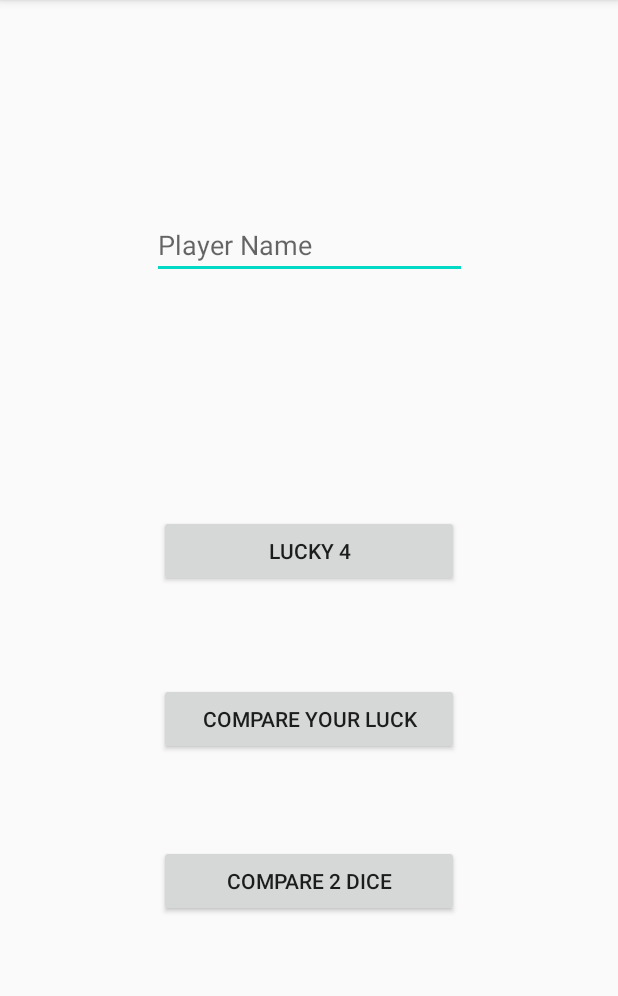
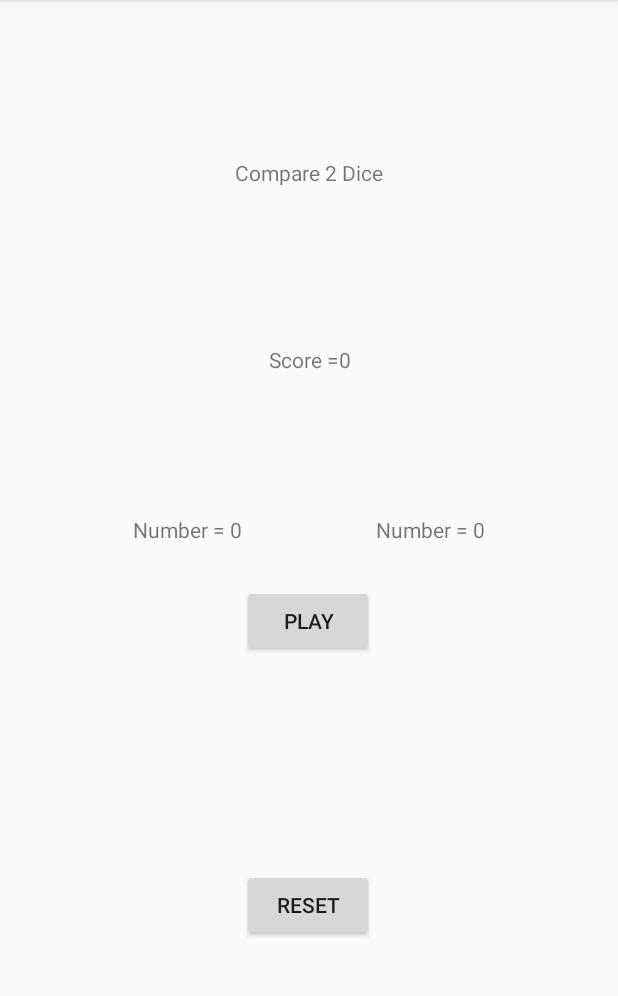
Before and after one commit to Sumit-Heliwal/FirstKortlin30days, an Android app: the NameInputList screen opened directly, with no data from a screen before it, after a tap on "COMPARE 2 DICE", on a phone screen of 412 x 824 dp, the part 84-1080 px from its top. Run offline under Robolectric (Android 15) with nearby library versions, the phone set to English and light mode, and no system bars.

Commit message:
Completed till Compare 2 dice

```diff
--- a/app/src/main/AndroidManifest.xml
+++ b/app/src/main/AndroidManifest.xml
@@ -9,7 +9,8 @@
         android:roundIcon="@mipmap/ic_launcher_round"
         android:supportsRtl="true"
         android:theme="@style/AppTheme">
-        <activity android:name=".CompareLuck"></activity>
+        <activity android:name=".Compare2Dice"></activity>
+        <activity android:name=".CompareLuck" />
         <activity android:name=".Lucky4" />
         <activity android:name=".NameInputList" />
         <activity android:name=".MainActivity">
--- /dev/null
+++ b/app/src/main/java/com/example/firstkortlin30days/Compare2Dice.kt
@@ -0,0 +1,50 @@
+package com.example.firstkortlin30days
+
+import android.annotation.SuppressLint
+import androidx.appcompat.app.AppCompatActivity
+import android.os.Bundle
+import android.widget.Button
+import android.widget.TextView
+
+class Compare2Dice : AppCompatActivity() {
+    @SuppressLint("SetTextI18n")
+    override fun onCreate(savedInstanceState: Bundle?) {
+        super.onCreate(savedInstanceState)
+        setContentView(R.layout.activity_compare2_dice)
+
+        val players =findViewById<TextView>(R.id.name)
+        val score =findViewById<TextView>(R.id.score)
+        val output2 =findViewById<TextView>(R.id.dice1)
+        val output1 =findViewById<TextView>(R.id.dice2)
+        val play =findViewById<Button>(R.id.play)
+        val reset =findViewById<Button>(R.id.reset)
+
+        var scoreis = 0
+        var outputd1 = 0
+        var outputd2 = 0
+
+        val playname = intent.getStringExtra("name")
+        players.text = playname
+        output1.text = "Number = $outputd1"
+        output2.text = "Number = $outputd2"
+        score.text = "Score =$scoreis"
+
+
+        reset.setOnClickListener{
+            scoreis = 0
+            score.text = "Score =$scoreis"
+        }
+
+        play.setOnClickListener {
+            outputd1 = RollDice()
+            outputd2 = RollDice()
+            output1.text = "Number = $outputd1"
+            output2.text = "Number = $outputd2"
+            if (outputd1 == outputd2){
+                scoreis++
+            }
+            score.text = "Score =$scoreis"
+        }
+
+    }
+}
--- a/app/src/main/java/com/example/firstkortlin30days/NameInputList.kt
+++ b/app/src/main/java/com/example/firstkortlin30days/NameInputList.kt
@@ -33,7 +33,7 @@ class NameInputList : AppCompatActivity() {
 
         }
         twodice.setOnClickListener {
-            val intent = Intent( this , NameInputList::class.java)
+            val intent = Intent( this , Compare2Dice::class.java)
             intent.putExtra( "name" , players.text.toString())
             startActivity(intent)
 
--- /dev/null
+++ b/app/src/main/res/layout/activity_compare2_dice.xml
@@ -0,0 +1,84 @@
+<?xml version="1.0" encoding="utf-8"?>
+<androidx.constraintlayout.widget.ConstraintLayout xmlns:android="http://schemas.android.com/apk/res/android"
+    xmlns:app="http://schemas.android.com/apk/res-auto"
+    xmlns:tools="http://schemas.android.com/tools"
+    android:layout_width="match_parent"
+    android:layout_height="match_parent"
+    tools:context=".Compare2Dice">
+
+    <TextView
+        android:id="@+id/Compare"
+        android:layout_width="wrap_content"
+        android:layout_height="wrap_content"
+        android:text="@string/compare_2_dice"
+        app:layout_constraintBottom_toTopOf="@+id/score"
+        app:layout_constraintEnd_toEndOf="parent"
+        app:layout_constraintStart_toStartOf="parent"
+        app:layout_constraintTop_toTopOf="parent" />
+
+    <TextView
+        android:id="@+id/name"
+        android:layout_width="wrap_content"
+        android:layout_height="wrap_content"
+        android:text="@string/player_name"
+        app:layout_constraintBottom_toBottomOf="parent"
+        app:layout_constraintEnd_toStartOf="@+id/score"
+        app:layout_constraintHorizontal_bias="0.601"
+        app:layout_constraintStart_toStartOf="parent"
+        app:layout_constraintTop_toTopOf="parent"
+        app:layout_constraintVertical_bias="0.307" />
+
+    <TextView
+        android:id="@+id/score"
+        android:layout_width="wrap_content"
+        android:layout_height="19dp"
+        android:text="@string/score"
+        app:layout_constraintBaseline_toBaselineOf="@+id/name"
+        app:layout_constraintEnd_toEndOf="parent"
+        app:layout_constraintHorizontal_bias="0.501"
+        app:layout_constraintStart_toStartOf="parent" />
+
+    <TextView
+        android:id="@+id/dice1"
+        android:layout_width="wrap_content"
+        android:layout_height="wrap_content"
+        android:text="@string/number_1"
+        app:layout_constraintBottom_toBottomOf="parent"
+        app:layout_constraintEnd_toStartOf="@+id/dice2"
+        app:layout_constraintStart_toStartOf="parent"
+        app:layout_constraintTop_toTopOf="parent"
+        app:layout_constraintVertical_bias="0.459" />
+
+    <TextView
+        android:id="@+id/dice2"
+        android:layout_width="wrap_content"
+        android:layout_height="wrap_content"
+        android:text="@string/number2"
+        app:layout_constraintBottom_toBottomOf="parent"
+        app:layout_constraintEnd_toEndOf="parent"
+        app:layout_constraintStart_toEndOf="@+id/dice1"
+        app:layout_constraintTop_toTopOf="parent"
+        app:layout_constraintVertical_bias="0.459" />
+
+    <Button
+        android:id="@+id/play"
+        android:layout_width="wrap_content"
+        android:layout_height="wrap_content"
+        android:text="@string/play"
+        app:layout_constraintBottom_toTopOf="@+id/reset"
+        app:layout_constraintEnd_toEndOf="parent"
+        app:layout_constraintHorizontal_bias="0.498"
+        app:layout_constraintStart_toStartOf="parent"
+        app:layout_constraintTop_toBottomOf="@+id/score" />
+
+    <Button
+        android:id="@+id/reset"
+        android:layout_width="wrap_content"
+        android:layout_height="wrap_content"
+        android:text="@string/reset"
+        app:layout_constraintBottom_toBottomOf="parent"
+        app:layout_constraintEnd_toEndOf="parent"
+        app:layout_constraintHorizontal_bias="0.498"
+        app:layout_constraintStart_toStartOf="parent"
+        app:layout_constraintTop_toBottomOf="@+id/play" />
+</androidx.constraintlayout.widget.ConstraintLayout>
--- a/app/src/main/res/values/strings.xml
+++ b/app/src/main/res/values/strings.xml
@@ -21,4 +21,7 @@
     <string name="_4">4</string>
     <string name="_5">5</string>
     <string name="_6">6</string>
+    <string name="number_1">Number 1</string>
+    <string name="play">play</string>
+    <string name="number2">Number2</string>
 </resources>
```
